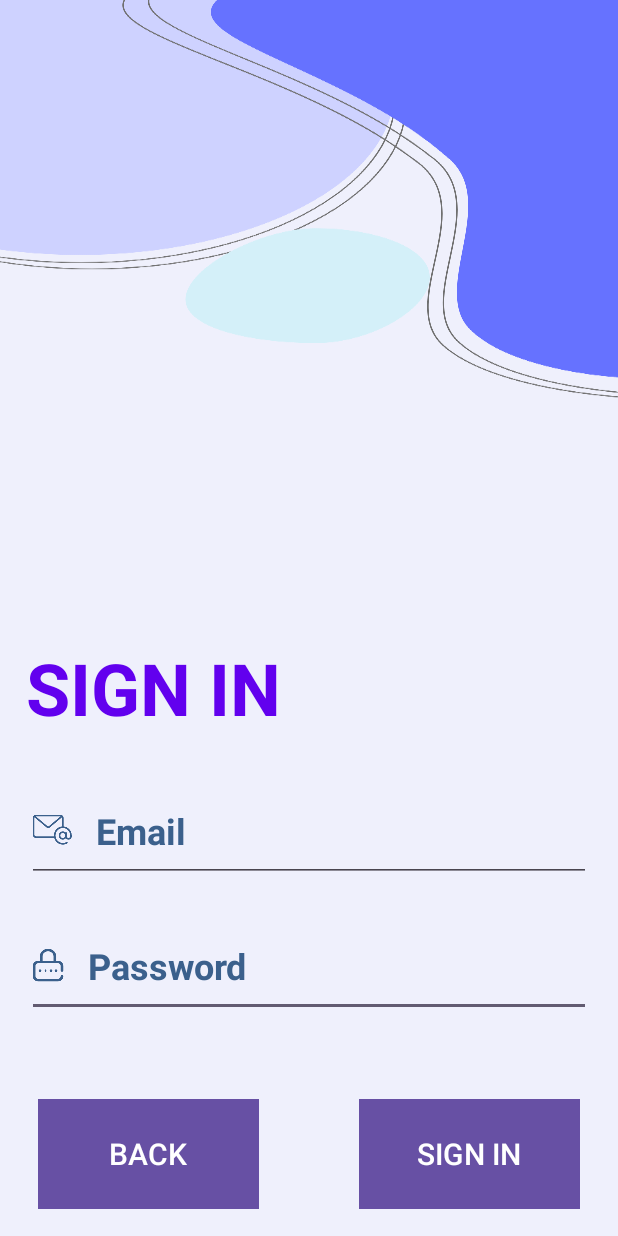
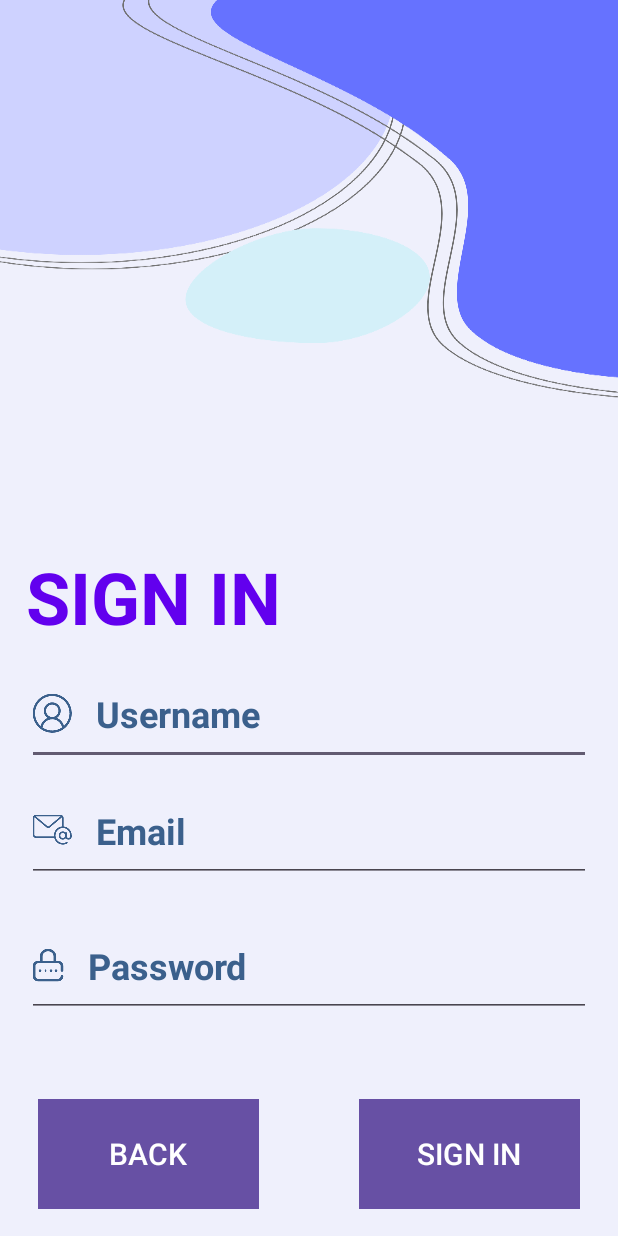
Before and after one commit to deannie2003/DoAn_CuoiKy, an Android app: the sign_in_activity screen opened directly, with no data from a screen before it, on a phone screen of 412 x 824 dp. Run offline under Robolectric (Android 15) with nearby library versions, the phone set to English and light mode, and no system bars.

Commit message:
Update sign-in

```diff
--- a/app/src/main/AndroidManifest.xml
+++ b/app/src/main/AndroidManifest.xml
@@ -1,6 +1,8 @@
 <?xml version="1.0" encoding="utf-8"?>
 <manifest xmlns:android="http://schemas.android.com/apk/res/android"
     xmlns:tools="http://schemas.android.com/tools">
+
+    <uses-permission android:name="android.permission.INTERNET" />
 
     <application
         android:allowBackup="true"
--- a/app/src/main/java/com/example/doanck/API/ApiInterface.java
+++ b/app/src/main/java/com/example/doanck/API/ApiInterface.java
@@ -1,16 +1,43 @@
 package com.example.doanck.API;
 
-import android.telecom.Call;
 
 import com.example.doanck.Model.AssetToken;
+import com.google.gson.Gson;
+import com.google.gson.GsonBuilder;
 
+import retrofit2.Call;
+import retrofit2.Retrofit;
+import retrofit2.converter.gson.GsonConverterFactory;
+import retrofit2.http.Field;
+import retrofit2.http.FormUrlEncoded;
+import retrofit2.http.POST;
 
 
 public interface ApiInterface {
 
     //Link API : https://uiot.ixxc.dev/auth/realms/master/protocol/openid-connect/token
 
+
+    //khởi tạo gson
+    Gson gson = new GsonBuilder()
+            .setDateFormat("yyyy-MM-dd HH:mm:ss")
+            .create();
+
+    //khởi tạo retrofit
+    ApiInterface apiInterface = new Retrofit.Builder()
+            .baseUrl("https://uiot.ixxc.dev/")//domain name
+            .addConverterFactory(GsonConverterFactory.create(gson))
+            .build()
+            .create(ApiInterface.class);
+
+
     @FormUrlEncoded
-    @POST("/auth/realms/master/protocol/openid-connect/token")
-    Call<AccessToken>
+    @POST("/auth/realms/master/protocol/openid-connect/token") //phan con lai cua domain name
+    Call<AssetToken> authenticate(
+            @Field("client_id") String clientId,
+            @Field("username") String username,
+            @Field("password") String password,
+            @Field("email") String email,
+            @Field("grant_type") String grantType
+    );
 }
--- a/app/src/main/java/com/example/doanck/homePageActivity.java
+++ b/app/src/main/java/com/example/doanck/homePageActivity.java
@@ -6,6 +6,7 @@ import android.content.Intent;
 import android.os.Bundle;
 import android.view.View;
 import android.widget.Button;
+import android.widget.PopupMenu;
 
 
 public class homePageActivity extends AppCompatActivity {
--- a/app/src/main/java/com/example/doanck/sign_in_activity.java
+++ b/app/src/main/java/com/example/doanck/sign_in_activity.java
@@ -1,26 +1,85 @@
 package com.example.doanck;
-
-import androidx.appcompat.app.AppCompatActivity;
 
 import android.content.Intent;
 import android.os.Bundle;
 import android.view.View;
 import android.widget.Button;
+import android.widget.EditText;
+import android.widget.Toast;
+
+import androidx.appcompat.app.AppCompatActivity;
+
+import com.example.doanck.API.ApiInterface;
+import com.example.doanck.Model.AssetToken;
+
+import retrofit2.Call;
+import retrofit2.Callback;
+import retrofit2.Response;
 
 
 public class sign_in_activity extends AppCompatActivity {
-    private Button btnBack2;
+
+    Button bttn_sign_in, bttn_sign_up, bttn_back_to_homePage;
+    EditText userName,Email,Password;
+
     @Override
     protected void onCreate(Bundle savedInstanceState) {
         super.onCreate(savedInstanceState);
         setContentView(R.layout.activity_sign_in);
-        btnBack2 = findViewById(R.id.button2);
-        btnBack2.setOnClickListener(new View.OnClickListener() {
+        loadElement();
+
+
+        //nhấn button trở về home page
+        bttn_back_to_homePage.setOnClickListener(new View.OnClickListener() {
             @Override
             public void onClick(View v) {
-                Intent intent = new Intent(sign_in_activity.this, homePageActivity.class);
+                Intent intent = new Intent(sign_in_activity.this ,homePageActivity.class);
                 startActivity(intent);
             }
         });
+        // nhấn button xử lý => vào dashboard/thông báo lỗi
+        bttn_sign_in.setOnClickListener(new View.OnClickListener(){
+            @Override
+            public void onClick(View v) {
+              Signin();
+            }
+        });
+
+    }
+
+
+    //Hàm để load các phần tử trong UI
+    private void loadElement(){
+        bttn_sign_in = findViewById(R.id.button_sign_in);
+        bttn_back_to_homePage = findViewById(R.id.button_homepage);
+        userName = findViewById(R.id.user_name);
+        Email = findViewById(R.id.email);
+        Password = findViewById(R.id.password);
+    }
+    //Hàm để xử lý đăng nhập
+    private void Signin(){
+        ApiInterface.apiInterface.authenticate("openremote",userName.toString(),Password.toString(),Email.toString(),"password")
+                .enqueue(new Callback<AssetToken>() {
+                    //call API bat dong bo
+                    @Override
+                    public void onResponse(Call<AssetToken> call, Response<AssetToken> response) {
+                        if(response.isSuccessful()){
+                            AssetToken assetToken = response.body();
+                            String token = assetToken.getAccessToken();
+                            Toast.makeText(sign_in_activity.this,"Đăng Nhập Thành Công!",Toast.LENGTH_SHORT).show();
+                            Intent intent = new Intent(sign_in_activity.this,dash_board_activity.class);
+                            startActivity(intent);
+                        }
+                        else{
+                            Toast.makeText(sign_in_activity.this, "Đăng nhập thất bại!", Toast.LENGTH_SHORT).show();
+                        }
+                    }
+
+                    @Override
+                    public void onFailure(Call<AssetToken> call, Throwable t) {
+                        Toast.makeText(sign_in_activity.this, "Call API lỗi !!", Toast.LENGTH_SHORT).show();
+                    }
+                });
+
     }
 }
--- a/app/src/main/res/layout/activity_sign_in.xml
+++ b/app/src/main/res/layout/activity_sign_in.xml
@@ -8,7 +8,29 @@
     tools:context=".sign_in_activity" >
 
     <EditText
-        android:id="@+id/editTextText5"
+        android:id="@+id/user_name"
+        android:layout_width="match_parent"
+        android:layout_height="68dp"
+        android:layout_alignParentBottom="true"
+        android:layout_centerHorizontal="true"
+        android:layout_marginStart="36dp"
+        android:layout_marginBottom="314dp"
+        android:drawableStart="@drawable/name"
+        android:drawablePadding="16dp"
+        android:ems="10"
+        android:fadeScrollbars="false"
+        android:hint="Username"
+        android:inputType="text"
+        android:singleLine="true"
+        android:textColorHint="#3B608C"
+        android:textSize="24sp"
+        android:textStyle="bold"
+        app:layout_constraintStart_toStartOf="parent"
+        app:layout_constraintTop_toBottomOf="@+id/textView2"
+        tools:layout_editor_absoluteY="454dp" />
+
+    <EditText
+        android:id="@+id/password"
         android:layout_width="match_parent"
         android:layout_height="68dp"
         android:layout_alignParentBottom="true"
@@ -25,7 +47,7 @@
         android:textSize="24sp"
         android:textStyle="bold"
         app:layout_constraintStart_toStartOf="parent"
-        app:layout_constraintTop_toBottomOf="@+id/editTextText4"
+        app:layout_constraintTop_toBottomOf="@+id/email"
         tools:layout_editor_absoluteY="520dp" />
 
     <ImageView
@@ -41,7 +63,7 @@
         tools:layout_editor_absoluteY="0dp" />
 
     <EditText
-        android:id="@+id/editTextText4"
+        android:id="@+id/email"
         android:layout_width="match_parent"
         android:layout_height="68dp"
         android:layout_alignParentBottom="true"
@@ -63,7 +85,7 @@
         tools:layout_editor_absoluteY="454dp" />
 
     <Button
-        android:id="@+id/button"
+        android:id="@+id/button_sign_in"
         android:layout_width="147dp"
         android:layout_height="73dp"
         android:layout_alignParentEnd="true"
@@ -78,7 +100,7 @@
         tools:layout_editor_absoluteY="610dp" />
 
     <Button
-        android:id="@+id/button2"
+        android:id="@+id/button_homepage"
         android:layout_width="147dp"
         android:layout_height="73dp"
         android:layout_alignParentStart="true"
@@ -101,8 +123,8 @@
         android:layout_alignParentBottom="true"
         android:layout_centerInParent="true"
         android:layout_marginStart="17dp"
-        android:layout_marginEnd="17dp"
-        android:layout_marginBottom="333dp"
+        android:layout_marginEnd="21dp"
+        android:layout_marginBottom="394dp"
         android:text="SIGN IN"
         android:textColor="@color/design_default_color_primary"
         android:textColorHighlight="@color/design_default_color_primary"
```
